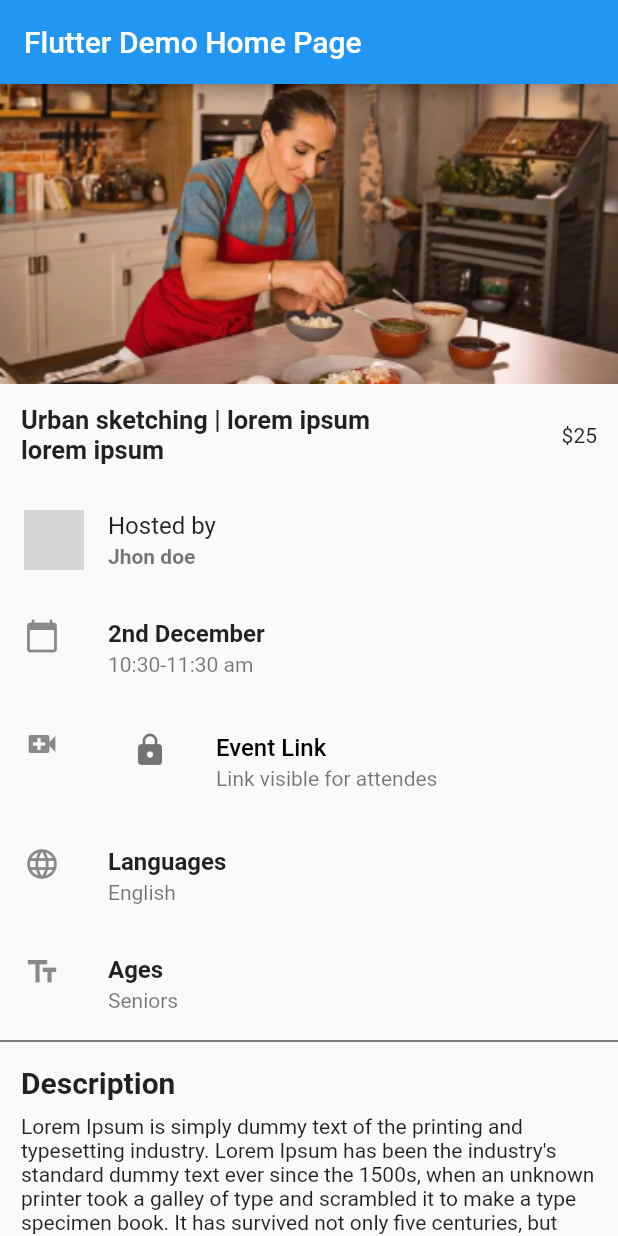
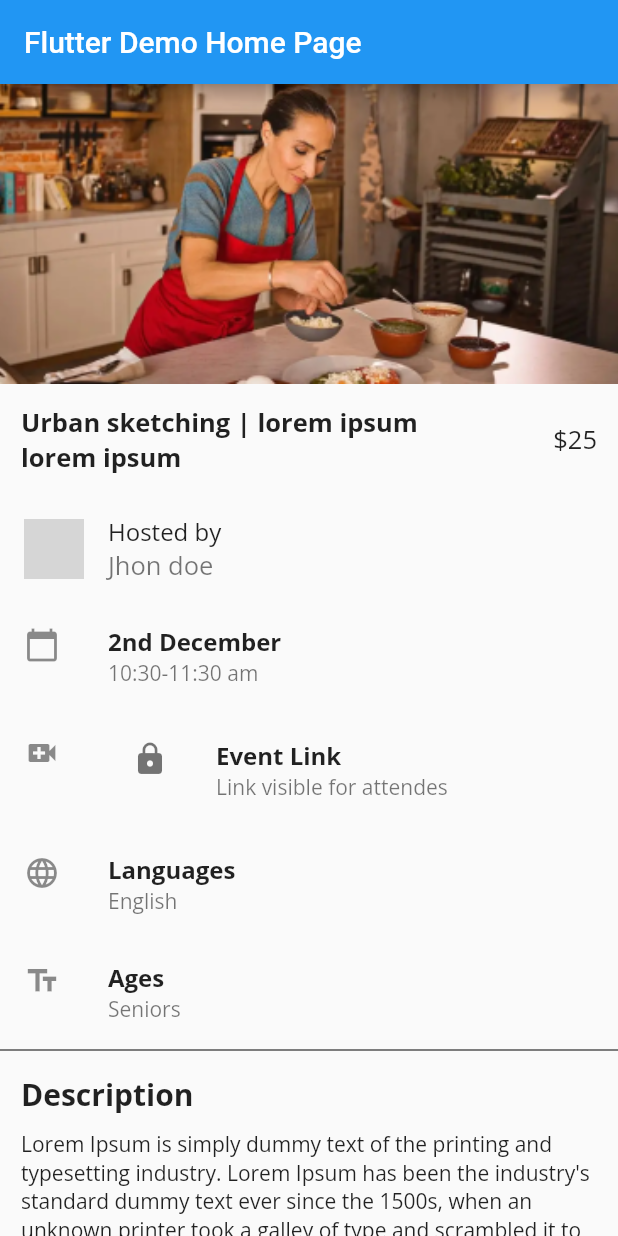
Before and after one commit to dkhanal112/uidesign, a Flutter app: the screen it shows after launch, on a phone screen of 412 x 824 dp. Run offline on Flutter 3.47's test engine with Material 2 defaults, Android fonts, the phone set to English and light mode, and no system bars; our stand-ins replace google_fonts; network calls fail; grey boxes are pictures that could not be loaded.

Commit message:
Open sans google fonts added

```diff
--- a/lib/main.dart
+++ b/lib/main.dart
@@ -1,4 +1,5 @@
 import 'package:flutter/material.dart';
+import 'package:google_fonts/google_fonts.dart';
 
 void main() {
   runApp(MyApp());
@@ -47,13 +48,14 @@ class _MyHomePageState extends State<MyHomePage> {
               children: [
                 Container(
                   width: MediaQuery.of(context).size.width * 0.65,
-                  child: Text(
-                    "Urban sketching | lorem ipsum lorem ipsum",
-                    style: TextStyle(fontWeight: FontWeight.bold, fontSize: 17),
-                  ),
+                  child: Text("Urban sketching | lorem ipsum lorem ipsum",
+                      style: GoogleFonts.openSans(
+                          fontWeight: FontWeight.bold, fontSize: 17)),
                 ),
                 Container(
-                  child: Text("\$25"),
+                  child: Text("\$25",
+                      style: GoogleFonts.openSans(
+                          fontSize: 17, fontWeight: FontWeight.w400)),
                 )
               ],
             ),
@@ -63,20 +65,23 @@ class _MyHomePageState extends State<MyHomePage> {
               backgroundImage: NetworkImage(
                   "https://img.icons8.com/bubbles/452/man-in-blue-jacket.png"),
             ),
-            title: Text("Hosted by"),
+            title: Text("Hosted by",
+                style: GoogleFonts.openSans(fontWeight: FontWeight.w400)),
             subtitle: Text(
               "Jhon doe",
-              style: TextStyle(fontWeight: FontWeight.bold),
+              style: GoogleFonts.openSans(
+                  fontSize: 17, fontWeight: FontWeight.w400),
             ),
           ),
           ListTile(
             leading: Icon(Icons.calendar_today),
             title: Text(
               "2nd December",
-              style: TextStyle(fontWeight: FontWeight.bold),
+              style: GoogleFonts.openSans(fontWeight: FontWeight.bold),
             ),
             subtitle: Text(
               "10:30-11:30 am",
+              style: GoogleFonts.openSans(fontWeight: FontWeight.w400),
             ),
           ),
           ListTile(
@@ -86,33 +91,27 @@ class _MyHomePageState extends State<MyHomePage> {
                 Icons.lock,
                 color: Colors.black54,
               ),
-              title: Text(
-                "Event Link",
-                style:
-                    TextStyle(color: Colors.black, fontWeight: FontWeight.w500),
-              ),
-              subtitle: Text("Link visible for attendes"),
+              title: Text("Event Link",
+                  style: GoogleFonts.openSans(fontWeight: FontWeight.bold)),
+              subtitle: Text("Link visible for attendes",
+                  style: GoogleFonts.openSans(fontWeight: FontWeight.w400)),
             ),
           ),
           ListTile(
             leading: Icon(Icons.language),
-            title: Text(
-              "Languages",
-              style: TextStyle(fontWeight: FontWeight.bold),
-            ),
+            title: Text("Languages",
+                style: GoogleFonts.openSans(fontWeight: FontWeight.bold)),
             subtitle: Text(
               "English",
+              style: GoogleFonts.openSans(fontWeight: FontWeight.w400),
             ),
           ),
           ListTile(
             leading: Icon(Icons.text_fields),
-            title: Text(
-              "Ages",
-              style: TextStyle(fontWeight: FontWeight.bold),
-            ),
-            subtitle: Text(
-              "Seniors",
-            ),
+            title: Text("Ages",
+                style: GoogleFonts.openSans(fontWeight: FontWeight.bold)),
+            subtitle: Text("Seniors",
+                style: GoogleFonts.openSans(fontWeight: FontWeight.w400)),
           ),
           Divider(
             height: 4,
@@ -124,15 +123,15 @@ class _MyHomePageState extends State<MyHomePage> {
               crossAxisAlignment: CrossAxisAlignment.start,
               children: [
                 Text("Description",
-                    style: TextStyle(
-                      fontWeight: FontWeight.bold,
-                      fontSize: 20,
-                    )),
+                    style: GoogleFonts.openSans(
+                        fontSize: 20, fontWeight: FontWeight.bold)),
                 SizedBox(
                   height: 10,
                 ),
                 Text(
-                    "Lorem Ipsum is simply dummy text of the printing and typesetting industry. Lorem Ipsum has been the industry's standard dummy text ever since the 1500s, when an unknown printer took a galley of type and scrambled it to make a type specimen book. It has survived not only five centuries, but also the leap into electronic typesetting, remaining essentially unchanged. It was popularised in the 1960s with the release of Letraset sheets containing Lorem Ipsum passages, and more recently with desktop publishing software like Aldus PageMaker including versions of Lorem Ipsum.")
+                  "Lorem Ipsum is simply dummy text of the printing and typesetting industry. Lorem Ipsum has been the industry's standard dummy text ever since the 1500s, when an unknown printer took a galley of type and scrambled it to make a type specimen book. It has survived not only five centuries, but also the leap into electronic typesetting, remaining essentially unchanged. It was popularised in the 1960s with the release of Letraset sheets containing Lorem Ipsum passages, and more recently with desktop publishing software like Aldus PageMaker including versions of Lorem Ipsum.",
+                  style: GoogleFonts.openSans(fontWeight: FontWeight.w400),
+                )
               ],
             ),
           ),
@@ -142,15 +141,14 @@ class _MyHomePageState extends State<MyHomePage> {
               crossAxisAlignment: CrossAxisAlignment.start,
               children: [
                 Text("Requirements",
-                    style: TextStyle(
-                      fontWeight: FontWeight.bold,
-                      fontSize: 20,
-                    )),
+                    style: GoogleFonts.openSans(
+                        fontSize: 20, fontWeight: FontWeight.bold)),
                 SizedBox(
                   height: 10,
                 ),
                 Text(
-                    "Lorem Ipsum is simply dummy and scrambled it to make a type specimen book. It has survived not only five centuries, but also the leap into electronic typesetting, remaining essentially unchanged. It was popularised in the 1960s with the release of Letraset sheets containing Lorem Ipsum passages, and more recently with desktop publishing software like Aldus PageMaker including versions of Lorem Ipsum.")
+                    "Lorem Ipsum is simply dummy and scrambled it to make a type specimen book. It has survived not only five centuries, but also the leap into electronic typesetting, remaining essentially unchanged. It was popularised in the 1960s with the release of Letraset sheets containing Lorem Ipsum passages, and more recently with desktop publishing software like Aldus PageMaker including versions of Lorem Ipsum.",
+                    style: GoogleFonts.openSans(fontWeight: FontWeight.w400))
               ],
             ),
           ),
@@ -160,15 +158,14 @@ class _MyHomePageState extends State<MyHomePage> {
               crossAxisAlignment: CrossAxisAlignment.start,
               children: [
                 Text("What you will learn",
-                    style: TextStyle(
-                      fontWeight: FontWeight.bold,
-                      fontSize: 20,
-                    )),
+                    style: GoogleFonts.openSans(
+                        fontSize: 20, fontWeight: FontWeight.bold)),
                 SizedBox(
                   height: 10,
                 ),
                 Text(
-                    "Lorem Ipsum is simply specimen book. It has survived not only five centuries, but also the leap into electronic typesetting, remaining essentially unchanged. It was popularised in the 1960s with the release of Letraset sheets containing Lorem Ipsum passages, and more recently with desktop publishing software like Aldus PageMaker including versions of Lorem Ipsum."),
+                    "Lorem Ipsum is simply specimen book. It has survived not only five centuries, but also the leap into electronic typesetting, remaining essentially unchanged. It was popularised in the 1960s with the release of Letraset sheets containing Lorem Ipsum passages, and more recently with desktop publishing software like Aldus PageMaker including versions of Lorem Ipsum.",
+                    style: GoogleFonts.openSans(fontWeight: FontWeight.w400)),
                 Container(
                   margin: EdgeInsets.all(12),
                   width: 400,
@@ -177,7 +174,10 @@ class _MyHomePageState extends State<MyHomePage> {
                     onPressed: () {},
                     child: Text(
                       "Buy Now",
-                      style: TextStyle(color: Colors.white),
+                      style: GoogleFonts.openSans(
+                          color: Colors.white,
+                          fontSize: 17,
+                          fontWeight: FontWeight.w400),
                     ),
                   ),
                 )
```
